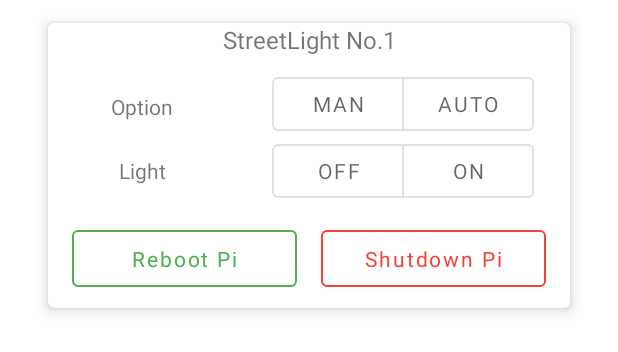
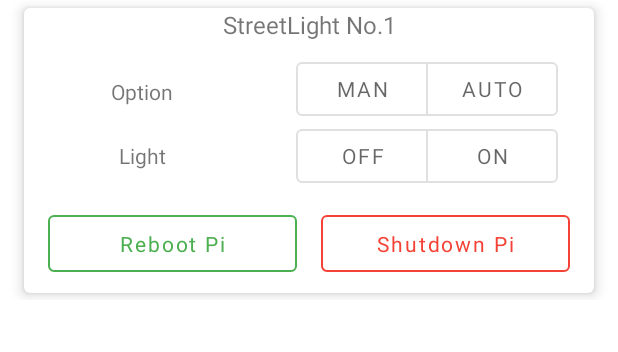
Before and after one commit to Jesvir/GDCMNS2, an Android app: the layout settings_data.xml on its own in the app's theme, with its tools: preview values and no code run, on a phone screen of 412 x 824 dp. Shown: the top 352 px of the screen. Run offline under Robolectric (Android 15) with nearby library versions, the phone set to English and light mode, and no system bars; Roboto replaces fonts that are not available here.

Commit message:
App with Setting RecyclerView and new Storage for data

```diff
--- a/app/src/main/java/com/example/gdcmns2/ui/home/HomeHumidity.java
+++ b/app/src/main/java/com/example/gdcmns2/ui/home/HomeHumidity.java
@@ -152,7 +152,7 @@ public class HomeHumidity extends Fragment {
 
 
         database = FirebaseDatabase.getInstance();
-        ref=database.getReference("StreetLight_1/Data");
+        ref=database.getReference("Streetlights/StreetLight_1/Data");
 
         return HomeHumidityView;
     }
--- a/app/src/main/java/com/example/gdcmns2/ui/home/HomeTemperature.java
+++ b/app/src/main/java/com/example/gdcmns2/ui/home/HomeTemperature.java
@@ -179,7 +179,7 @@ public class HomeTemperature extends Fragment {
         graphView.getGridLabelRenderer().reloadStyles();
 
         database = FirebaseDatabase.getInstance();
-        ref=database.getReference("StreetLight_1/Data");
+        ref=database.getReference("Streetlights/StreetLight_1/Data");
 
 
 
--- a/app/src/main/java/com/example/gdcmns2/ui/home/HomeWeather.java
+++ b/app/src/main/java/com/example/gdcmns2/ui/home/HomeWeather.java
@@ -77,7 +77,7 @@ public class HomeWeather extends Fragment  {
         HomeWeatherView = inflater.inflate(R.layout.fragment_home_weather, container, false);
         option = (MaterialButtonToggleGroup)HomeWeatherView.findViewById(R.id.option);
 
-        ref = FirebaseDatabase.getInstance().getReference().child("StreetLight_1/Data");
+        ref = FirebaseDatabase.getInstance().getReference().child("Streetlights/StreetLight_1/Data");
         ref.keepSynced(true);
 
 
--- a/app/src/main/java/com/example/gdcmns2/ui/home/HomeWind.java
+++ b/app/src/main/java/com/example/gdcmns2/ui/home/HomeWind.java
@@ -84,7 +84,7 @@ public class HomeWind extends Fragment {
 
 
         database = FirebaseDatabase.getInstance();
-        ref=database.getReference("StreetLight_1/Data");
+        ref=database.getReference("Streetlights/StreetLight_1/Data");
 
 
 
--- a/app/src/main/res/layout/fragment_settings.xml
+++ b/app/src/main/res/layout/fragment_settings.xml
@@ -11,9 +11,9 @@
         style="?attr/materialButtonOutlinedStyle"
         android:layout_width="0dp"
         android:layout_height="55dp"
-        android:layout_marginStart="32dp"
+        android:layout_marginStart="16dp"
         android:layout_marginTop="8dp"
-        android:layout_marginEnd="32dp"
+        android:layout_marginEnd="16dp"
         android:fontFamily="@font/andika"
         android:text="Add Streetlight"
         android:textAllCaps="false"
--- a/app/src/main/res/layout/settings_data.xml
+++ b/app/src/main/res/layout/settings_data.xml
@@ -1,17 +1,16 @@
 <?xml version="1.0" encoding="utf-8"?>
-<androidx.constraintlayout.widget.ConstraintLayout
-    xmlns:android="http://schemas.android.com/apk/res/android"
+<androidx.constraintlayout.widget.ConstraintLayout xmlns:android="http://schemas.android.com/apk/res/android"
     xmlns:app="http://schemas.android.com/apk/res-auto"
     xmlns:tools="http://schemas.android.com/tools"
     android:layout_width="match_parent"
-    android:layout_height="220dp">
+    android:layout_height="200dp">
 
     <com.google.android.material.card.MaterialCardView
         android:id="@+id/card"
         android:layout_width="match_parent"
         android:layout_height="wrap_content"
-        android:layout_marginStart="32dp"
-        android:layout_marginEnd="32dp"
+        android:layout_marginStart="16dp"
+        android:layout_marginEnd="16dp"
         android:minHeight="180dp"
         app:cardElevation="5dp"
         app:layout_constraintBottom_toBottomOf="parent"
@@ -24,7 +23,7 @@
             android:layout_height="190dp">
 
             <TextView
-                android:id="@+id/textView2"
+                android:id="@+id/lightText"
                 android:layout_width="0dp"
                 android:layout_height="wrap_content"
                 android:layout_marginStart="24dp"
@@ -51,7 +50,7 @@
                 android:text="Option"
                 android:textAlignment="center"
                 android:textSize="14sp"
-                app:layout_constraintBottom_toTopOf="@+id/textView2"
+                app:layout_constraintBottom_toTopOf="@+id/lightText"
                 app:layout_constraintEnd_toStartOf="@+id/option"
                 app:layout_constraintStart_toStartOf="parent"
                 app:layout_constraintTop_toBottomOf="@+id/set_streetlight_name" />
@@ -149,12 +148,12 @@
                 android:layout_marginBottom="4dp"
                 app:layout_constraintBottom_toTopOf="@+id/shutdown"
                 app:layout_constraintEnd_toEndOf="parent"
-                app:layout_constraintStart_toEndOf="@+id/textView2"
+                app:layout_constraintStart_toEndOf="@+id/lightText"
                 app:layout_constraintTop_toBottomOf="@+id/text"
                 app:singleSelection="true">
 
                 <com.google.android.material.button.MaterialButton
-                    android:id="@+id/off"
+                    android:id="@+id/set_off"
                     style="?attr/materialButtonOutlinedStyle"
                     android:layout_width="wrap_content"
                     android:layout_height="wrap_content"
@@ -162,7 +161,7 @@
                     android:text="Off" />
 
                 <com.google.android.material.button.MaterialButton
-                    android:id="@+id/on"
+                    android:id="@+id/set_on"
                     style="?attr/materialButtonOutlinedStyle"
                     android:layout_width="wrap_content"
                     android:layout_height="wrap_content"
@@ -175,28 +174,33 @@
                 android:layout_width="wrap_content"
                 android:layout_height="wrap_content"
                 android:text="set_light"
-                android:textSize="8sp"
+                android:textColor="#FFFFFF"
+                android:textSize="1sp"
                 app:layout_constraintStart_toStartOf="parent"
                 app:layout_constraintTop_toTopOf="parent"
-                tools:visibility="invisible" />
+                tools:visibility="gone" />
+
             <TextView
                 android:id="@+id/set_power"
                 android:layout_width="wrap_content"
                 android:layout_height="wrap_content"
                 android:text="set_power"
-                android:textSize="8sp"
+                android:textColor="#FFFFFF"
+                android:textSize="1sp"
                 app:layout_constraintStart_toStartOf="parent"
                 app:layout_constraintTop_toTopOf="parent"
-                tools:visibility="invisible" />
+                tools:visibility="gone" />
+
             <TextView
                 android:id="@+id/set_option"
                 android:layout_width="wrap_content"
                 android:layout_height="wrap_content"
                 android:text="set_option"
-                android:textSize="8sp"
+                android:textColor="#FFFFFF"
+                android:textSize="1sp"
                 app:layout_constraintStart_toStartOf="parent"
                 app:layout_constraintTop_toTopOf="parent"
-                tools:visibility="invisible" />
+                tools:visibility="gone" />
 
 
         </androidx.constraintlayout.widget.ConstraintLayout>
```
Also changed, not shown: app/src/main/java/com/example/gdcmns2/Holder/SettingsHolder.java (+21 -0 lines), app/src/main/java/com/example/gdcmns2/Model/SettingsData.java (+96 -1 lines), app/src/main/java/com/example/gdcmns2/ui/settings/SettingsFragment.java (+208 -231 lines).
